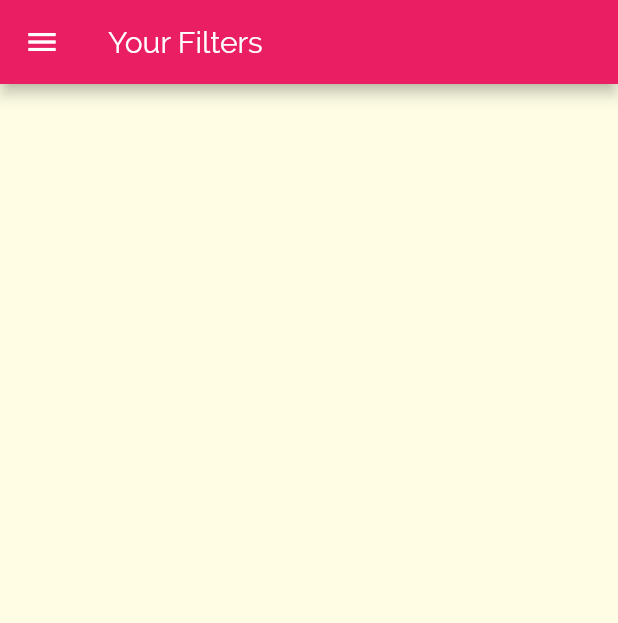
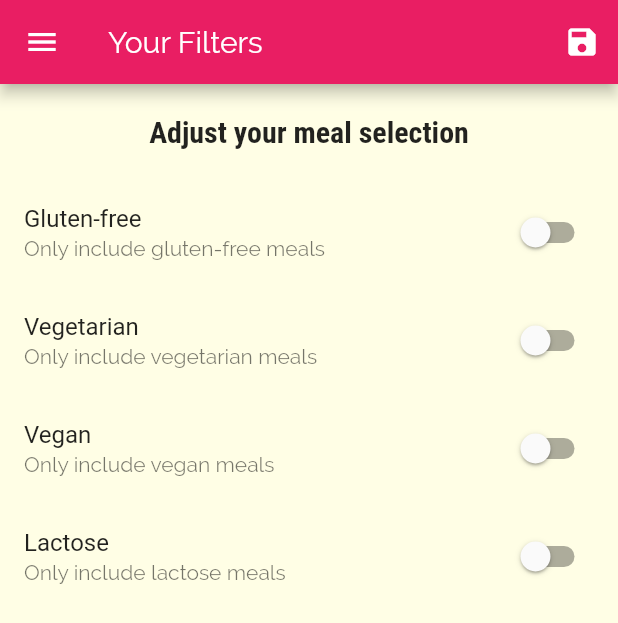
Before and after one commit to CodenameCOTC/recipe, a Flutter app: the FilterScreen screen opened by its route, on a phone screen of 412 x 824 dp. Shown: the top 623 px of the screen. Run offline on Flutter 3.47's test engine with Material 2 defaults, Android fonts, the phone set to English and light mode, and no system bars.

Commit message:
add filters

```diff
--- a/lib/main.dart
+++ b/lib/main.dart
@@ -1,4 +1,6 @@
 import 'package:flutter/material.dart';
+import 'package:meals_app/dummy_data.dart';
+import 'package:meals_app/models/meal.model.dart';
 import 'package:meals_app/screens/category_meals_screen.dart';
 import 'package:meals_app/screens/filters_screen.dart';
 import 'package:meals_app/screens/meal_detail_screen.dart';
@@ -6,7 +8,46 @@ import 'package:meals_app/screens/tabs_screen.dart';
 
 void main() => runApp(MyApp());
 
-class MyApp extends StatelessWidget {
+class MyApp extends StatefulWidget {
+  @override
+  _MyAppState createState() => _MyAppState();
+}
+
+class _MyAppState extends State<MyApp> {
+  Map<String, bool> _filters = {
+    'gluten': false,
+    'lactose': false,
+    'vegan': false,
+    'vegetarian': false,
+  };
+  List<Meal> _availableMeals = DUMMY_MEALS;
+
+  void _setFilters(Map<String, bool> filterData) {
+    setState(() {
+      _filters = filterData;
+
+      _availableMeals = DUMMY_MEALS.where((meal) {
+        if (_filters['gluten'] && !meal.isGlutenFree) {
+          return false;
+        }
+
+        if (_filters['lactose'] && !meal.isLactoseFree) {
+          return false;
+        }
+
+        if (_filters['vegan'] && !meal.isVegan) {
+          return false;
+        }
+
+        if (_filters['vegetarian'] && !meal.isVegetarian) {
+          return false;
+        }
+
+        return true;
+      }).toList();
+    });
+  }
+
   @override
   Widget build(BuildContext context) {
     return MaterialApp(
@@ -32,9 +73,10 @@ class MyApp extends StatelessWidget {
       initialRoute: '/',
       routes: {
         '/': (ctx) => TabsScreen(),
-        CategoryMealsScreen.routeName: (ctx) => CategoryMealsScreen(),
+        CategoryMealsScreen.routeName: (ctx) =>
+            CategoryMealsScreen(_availableMeals),
         MealDetailScreen.routeName: (ctx) => MealDetailScreen(),
-        FilterScreen.routeName: (ctx) => FilterScreen(),
+        FilterScreen.routeName: (ctx) => FilterScreen(_filters, _setFilters),
       },
     );
   }
--- a/lib/screens/category_meals_screen.dart
+++ b/lib/screens/category_meals_screen.dart
@@ -1,11 +1,14 @@
 import 'package:flutter/material.dart';
 
-import 'package:meals_app/dummy_data.dart';
 import 'package:meals_app/models/meal.model.dart';
 import 'package:meals_app/widgets/meal_item.dart';
 
 class CategoryMealsScreen extends StatefulWidget {
   static const routeName = '/category-meals';
+
+  final List<Meal> availableMeals;
+
+  CategoryMealsScreen(this.availableMeals);
 
   @override
   _CategoryMealsScreenState createState() => _CategoryMealsScreenState();
@@ -28,7 +31,7 @@ class _CategoryMealsScreenState extends State<CategoryMealsScreen> {
           ModalRoute.of(context).settings.arguments as Map<String, String>;
       categoryTitle = routeArgs['title'];
       final categoryId = routeArgs['id'];
-      displayedMeals = DUMMY_MEALS.where((meal) {
+      displayedMeals = widget.availableMeals.where((meal) {
         return meal.categories.contains(categoryId);
       }).toList();
       _loadedInitData = true;
--- a/lib/screens/filters_screen.dart
+++ b/lib/screens/filters_screen.dart
@@ -2,16 +2,107 @@ import 'package:flutter/material.dart';
 import 'package:flutter/widgets.dart';
 import 'package:meals_app/widgets/main_drawer.dart';
 
-class FilterScreen extends StatelessWidget {
+class FilterScreen extends StatefulWidget {
   static const routeName = '/filters';
+
+  final Function saveFilters;
+  final Map<String, bool> currentFilters;
+
+  FilterScreen(this.currentFilters, this.saveFilters);
+
+  @override
+  _FilterScreenState createState() => _FilterScreenState();
+}
+
+class _FilterScreenState extends State<FilterScreen> {
+  var _glutenFree = false;
+  var _vegetarian = false;
+  var _vegan = false;
+  var _lactoseFree = false;
+
+  @override
+  void initState() {
+    _glutenFree = widget.currentFilters['gluten'];
+    _lactoseFree = widget.currentFilters['lactose'];
+    _vegetarian = widget.currentFilters['vegetarian'];
+    _vegan = widget.currentFilters['vegan'];
+    super.initState();
+  }
 
   @override
   Widget build(BuildContext context) {
     return Scaffold(
       appBar: AppBar(
         title: Text('Your Filters'),
+        actions: <Widget>[
+          IconButton(
+            icon: Icon(Icons.save),
+            onPressed: () {
+              final selectedFilters = {
+                'gluten': _glutenFree,
+                'lactose': _lactoseFree,
+                'vegan': _vegan,
+                'vegetarian': _vegetarian,
+              };
+              widget.saveFilters(selectedFilters);
+            },
+          )
+        ],
       ),
       drawer: MainDrawer(),
+      body: Column(
+        children: <Widget>[
+          Container(
+            padding: EdgeInsets.all(20),
+            child: Text(
+              'Adjust your meal selection',
+              style: Theme.of(context).textTheme.title,
+            ),
+          ),
+          Expanded(
+              child: ListView(
+            children: <Widget>[
+              _buildSwitchListTile(
+                  'Gluten-free', 'Only include gluten-free meals', _glutenFree,
+                  (value) {
+                setState(() {
+                  _glutenFree = value;
+                });
+              }),
+              _buildSwitchListTile(
+                  'Vegetarian', 'Only include vegetarian meals', _vegetarian,
+                  (value) {
+                setState(() {
+                  _vegetarian = value;
+                });
+              }),
+              _buildSwitchListTile('Vegan', 'Only include vegan meals', _vegan,
+                  (value) {
+                setState(() {
+                  _vegan = value;
+                });
+              }),
+              _buildSwitchListTile(
+                  'Lactose', 'Only include lactose meals', _lactoseFree,
+                  (value) {
+                setState(() {
+                  _lactoseFree = value;
+                });
+              }),
+            ],
+          )),
+        ],
+      ),
+    );
+  }
+
+  SwitchListTile _buildSwitchListTile(
+      String title, String description, bool currentValue, Function update) {
+    return SwitchListTile(
+      title: Text(title),
+      subtitle: Text(description),
+      value: currentValue,
+      onChanged: (value) => update(value),
     );
   }
 }
```
